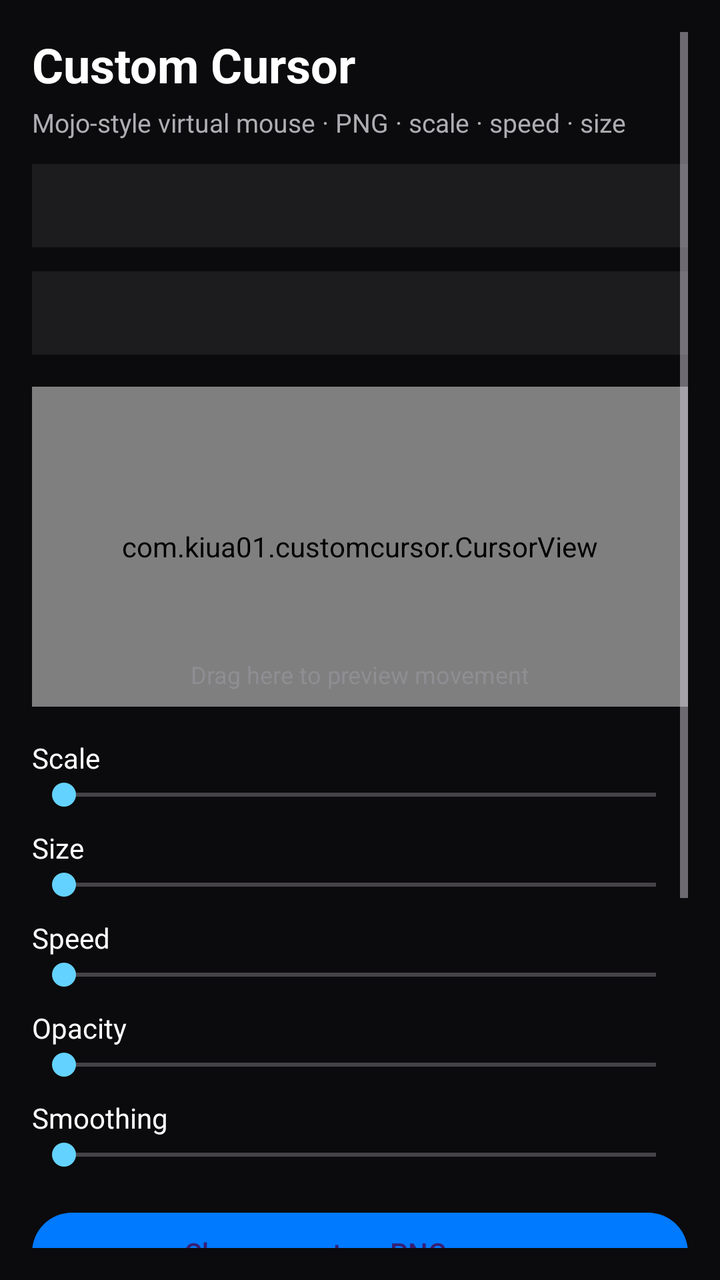
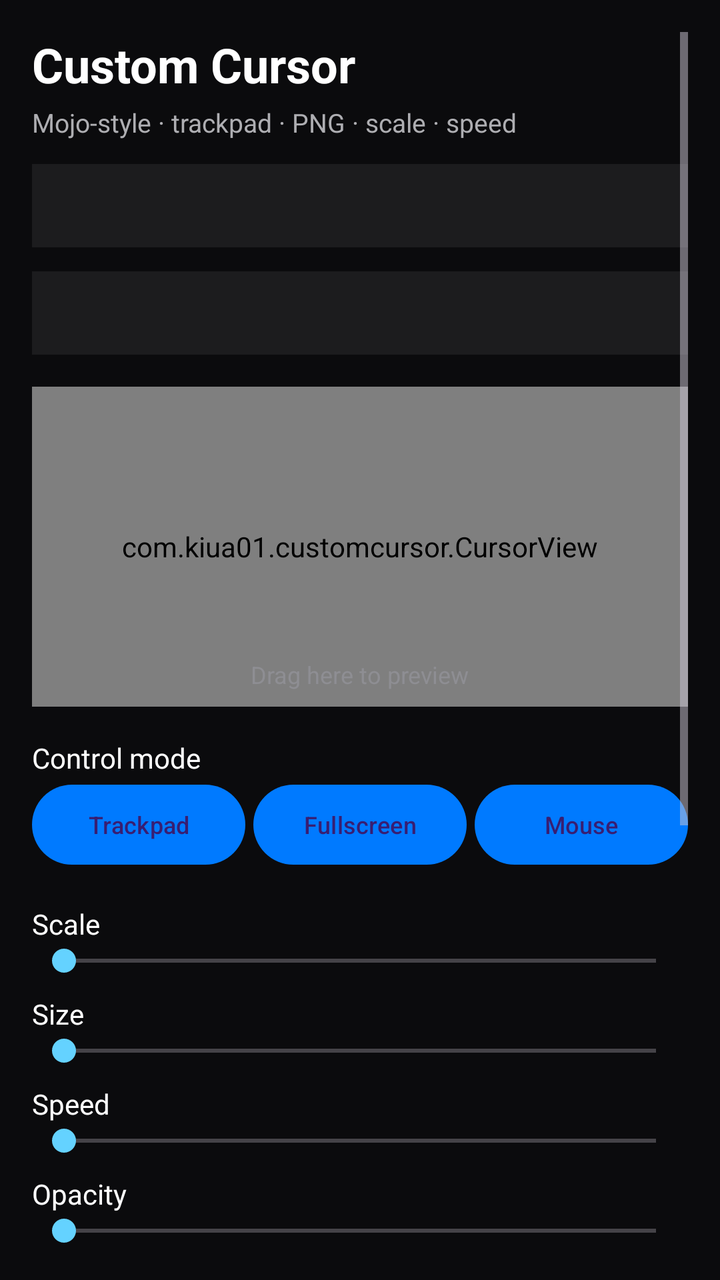

Two renders of the same Android screen: before a commit and after it. Below are the layout's source before the change and the commit's diff.
<!-- AndroidManifest.xml: activity theme Theme.CustomCursor -->
<!-- res/layout/activity_main.xml -->
<?xml version="1.0" encoding="utf-8"?>
<ScrollView xmlns:android="http://schemas.android.com/apk/res/android"
    android:layout_width="match_parent"
    android:layout_height="match_parent"
    android:background="#0B0B0D"
    android:padding="16dp">

    <LinearLayout
        android:layout_width="match_parent"
        android:layout_height="wrap_content"
        android:orientation="vertical">

        <TextView
            android:layout_width="match_parent"
            android:layout_height="wrap_content"
            android:text="Custom Cursor"
            android:textColor="#FFFFFF"
            android:textSize="24sp"
            android:textStyle="bold" />

        <TextView
            android:layout_width="match_parent"
            android:layout_height="wrap_content"
            android:layout_marginTop="4dp"
            android:text="Mojo-style virtual mouse · PNG · scale · speed · size"
            android:textColor="#AEAEB2"
            android:textSize="13sp" />

        <TextView
            android:id="@+id/statusText"
            android:layout_width="match_parent"
            android:layout_height="wrap_content"
            android:layout_marginTop="12dp"
            android:padding="12dp"
            android:background="#1C1C1E"
            android:textColor="#64D2FF"
            android:textSize="13sp" />

        <TextView
            android:id="@+id/howToText"
            android:layout_width="match_parent"
            android:layout_height="wrap_content"
            android:layout_marginTop="12dp"
            android:padding="12dp"
            android:background="#1C1C1E"
            android:textColor="#E5E5EA"
            android:textSize="13sp"
            android:lineSpacingExtra="2dp" />

        <FrameLayout
            android:id="@+id/previewArea"
            android:layout_width="match_parent"
            android:layout_height="160dp"
            android:layout_marginTop="16dp"
            android:background="#2C2C2E">

            <com.kiua01.customcursor.CursorView
                android:id="@+id/previewCursor"
                android:layout_width="match_parent"
                android:layout_height="match_parent" />

            <TextView
                android:layout_width="wrap_content"
                android:layout_height="wrap_content"
                android:layout_gravity="bottom|center_horizontal"
                android:layout_margin="8dp"
                android:text="Drag here to preview movement"
                android:textColor="#8E8E93"
                android:textSize="12sp" />
        </FrameLayout>

        <TextView android:id="@+id/scaleValue" android:layout_width="match_parent" android:layout_height="wrap_content" android:layout_marginTop="16dp" android:textColor="#FFF" android:text="Scale" />
        <SeekBar android:id="@+id/seekScale" android:layout_width="match_parent" android:layout_height="wrap_content" android:max="400" android:min="25" />

        <TextView android:id="@+id/sizeValue" android:layout_width="match_parent" android:layout_height="wrap_content" android:layout_marginTop="8dp" android:textColor="#FFF" android:text="Size" />
        <SeekBar android:id="@+id/seekSize" android:layout_width="match_parent" android:layout_height="wrap_content" android:max="256" android:min="16" />

        <TextView android:id="@+id/speedValue" android:layout_width="match_parent" android:layout_height="wrap_content" android:layout_marginTop="8dp" android:textColor="#FFF" android:text="Speed" />
        <SeekBar android:id="@+id/seekSpeed" android:layout_width="match_parent" android:layout_height="wrap_content" android:max="500" android:min="10" />

        <TextView android:id="@+id/opacityValue" android:layout_width="match_parent" android:layout_height="wrap_content" android:layout_marginTop="8dp" android:textColor="#FFF" android:text="Opacity" />
        <SeekBar android:id="@+id/seekOpacity" android:layout_width="match_parent" android:layout_height="wrap_content" android:max="100" android:min="10" />

        <TextView android:id="@+id/smoothValue" android:layout_width="match_parent" android:layout_height="wrap_content" android:layout_marginTop="8dp" android:textColor="#FFF" android:text="Smoothing" />
        <SeekBar android:id="@+id/seekSmooth" android:layout_width="match_parent" android:layout_height="wrap_content" android:max="95" android:min="0" />

        <Button android:id="@+id/btnPickPng" android:layout_width="match_parent" android:layout_height="wrap_content" android:layout_marginTop="16dp" android:text="Choose custom PNG cursor" />
        <Button android:id="@+id/btnResetPng" android:layout_width="match_parent" android:layout_height="wrap_content" android:text="Reset to default arrow" />

        <Button android:id="@+id/btnAccessibility" android:layout_width="match_parent" android:layout_height="wrap_content" android:layout_marginTop="12dp" android:text="1. Enable Accessibility (required to move)" />
        <Button android:id="@+id/btnOverlayPermission" android:layout_width="match_parent" android:layout_height="wrap_content" android:text="2. Grant overlay permission (fallback)" />

        <LinearLayout
            android:layout_width="match_parent"
            android:layout_height="wrap_content"
            android:layout_marginTop="12dp"
            android:layout_marginBottom="32dp"
            android:orientation="horizontal">

            <Button android:id="@+id/btnStart" android:layout_width="0dp" android:layout_height="wrap_content" android:layout_weight="1" android:text="Start cursor" />
            <Button android:id="@+id/btnStop" android:layout_width="0dp" android:layout_height="wrap_content" android:layout_weight="1" android:layout_marginStart="8dp" android:text="Stop overlay" />
        </LinearLayout>
    </LinearLayout>
</ScrollView>
<!-- resources referenced by this layout -->
<resources>
  <style name="Theme.CustomCursor" parent="Theme.Material3.Dark.NoActionBar">
          <item name="colorPrimary">#007AFF</item>
          <item name="colorSecondary">#64D2FF</item>
          <item name="android:statusBarColor">#000000</item>
          <item name="android:navigationBarColor">#000000</item>
      </style>
</resources>

<!-- the commit's change to res/layout/activity_main.xml (unified diff, before → after) -->
@@ -22,7 +22,7 @@
             android:layout_width="match_parent"
             android:layout_height="wrap_content"
             android:layout_marginTop="4dp"
-            android:text="Mojo-style virtual mouse · PNG · scale · speed · size"
+            android:text="Mojo-style · trackpad · PNG · scale · speed"
             android:textColor="#AEAEB2"
             android:textSize="13sp" />
 
@@ -64,10 +64,17 @@
                 android:layout_height="wrap_content"
                 android:layout_gravity="bottom|center_horizontal"
                 android:layout_margin="8dp"
-                android:text="Drag here to preview movement"
+                android:text="Drag here to preview"
                 android:textColor="#8E8E93"
                 android:textSize="12sp" />
         </FrameLayout>
+
+        <TextView android:id="@+id/modeValue" android:layout_width="match_parent" android:layout_height="wrap_content" android:layout_marginTop="16dp" android:textColor="#FFF" android:text="Control mode" />
+        <LinearLayout android:layout_width="match_parent" android:layout_height="wrap_content" android:orientation="horizontal">
+            <Button android:id="@+id/btnModeTrackpad" android:layout_width="0dp" android:layout_height="wrap_content" android:layout_weight="1" android:text="Trackpad" android:textSize="12sp" />
+            <Button android:id="@+id/btnModeFullscreen" android:layout_width="0dp" android:layout_height="wrap_content" android:layout_weight="1" android:layout_marginStart="4dp" android:text="Fullscreen" android:textSize="12sp" />
+            <Button android:id="@+id/btnModeMouse" android:layout_width="0dp" android:layout_height="wrap_content" android:layout_weight="1" android:layout_marginStart="4dp" android:text="Mouse" android:textSize="12sp" />
+        </LinearLayout>
 
         <TextView android:id="@+id/scaleValue" android:layout_width="match_parent" android:layout_height="wrap_content" android:layout_marginTop="16dp" android:textColor="#FFF" android:text="Scale" />
         <SeekBar android:id="@+id/seekScale" android:layout_width="match_parent" android:layout_height="wrap_content" android:max="400" android:min="25" />
@@ -87,8 +94,8 @@
         <Button android:id="@+id/btnPickPng" android:layout_width="match_parent" android:layout_height="wrap_content" android:layout_marginTop="16dp" android:text="Choose custom PNG cursor" />
         <Button android:id="@+id/btnResetPng" android:layout_width="match_parent" android:layout_height="wrap_content" android:text="Reset to default arrow" />
 
-        <Button android:id="@+id/btnAccessibility" android:layout_width="match_parent" android:layout_height="wrap_content" android:layout_marginTop="12dp" android:text="1. Enable Accessibility (required to move)" />
-        <Button android:id="@+id/btnOverlayPermission" android:layout_width="match_parent" android:layout_height="wrap_content" android:text="2. Grant overlay permission (fallback)" />
+        <Button android:id="@+id/btnAccessibility" android:layout_width="match_parent" android:layout_height="wrap_content" android:layout_marginTop="12dp" android:text="Enable Accessibility (required)" />
+        <Button android:id="@+id/btnOverlayPermission" android:layout_width="match_parent" android:layout_height="wrap_content" android:text="Overlay permission (fallback)" />
 
         <LinearLayout
             android:layout_width="match_parent"
@@ -96,8 +103,7 @@
             android:layout_marginTop="12dp"
             android:layout_marginBottom="32dp"
             android:orientation="horizontal">
-
-            <Button android:id="@+id/btnStart" android:layout_width="0dp" android:layout_height="wrap_content" android:layout_weight="1" android:text="Start cursor" />
+            <Button android:id="@+id/btnStart" android:layout_width="0dp" android:layout_height="wrap_content" android:layout_weight="1" android:text="Start / refresh" />
             <Button android:id="@+id/btnStop" android:layout_width="0dp" android:layout_height="wrap_content" android:layout_weight="1" android:layout_marginStart="8dp" android:text="Stop overlay" />
         </LinearLayout>
     </LinearLayout>
